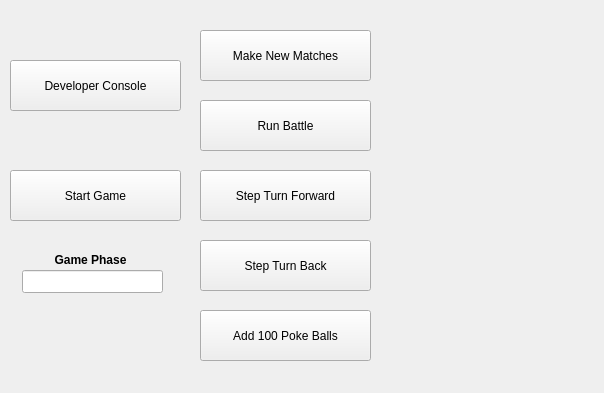
Old version of the form client/qtassets/debug_battlewindow.ui in the repository chillymango/autobattler_demo.
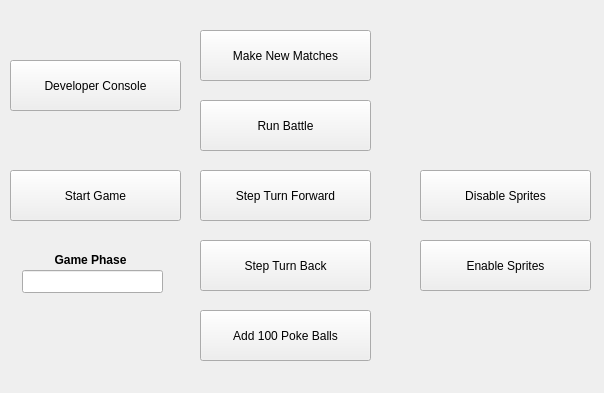
New version of the form.

Commit message: fixing debug window

```diff
--- a/client/qtassets/debug_battlewindow.ui
+++ b/client/qtassets/debug_battlewindow.ui
@@ -139,6 +139,32 @@
     <string>Developer Console</string>
    </property>
   </widget>
+  <widget class="QPushButton" name="disableSprites">
+   <property name="geometry">
+    <rect>
+     <x>420</x>
+     <y>170</y>
+     <width>171</width>
+     <height>51</height>
+    </rect>
+   </property>
+   <property name="text">
+    <string>Disable Sprites</string>
+   </property>
+  </widget>
+  <widget class="QPushButton" name="enableSprites">
+   <property name="geometry">
+    <rect>
+     <x>420</x>
+     <y>240</y>
+     <width>171</width>
+     <height>51</height>
+    </rect>
+   </property>
+   <property name="text">
+    <string>Enable Sprites</string>
+   </property>
+  </widget>
  </widget>
  <resources/>
  <connections/>
```
The commit also changes 2 other files.
